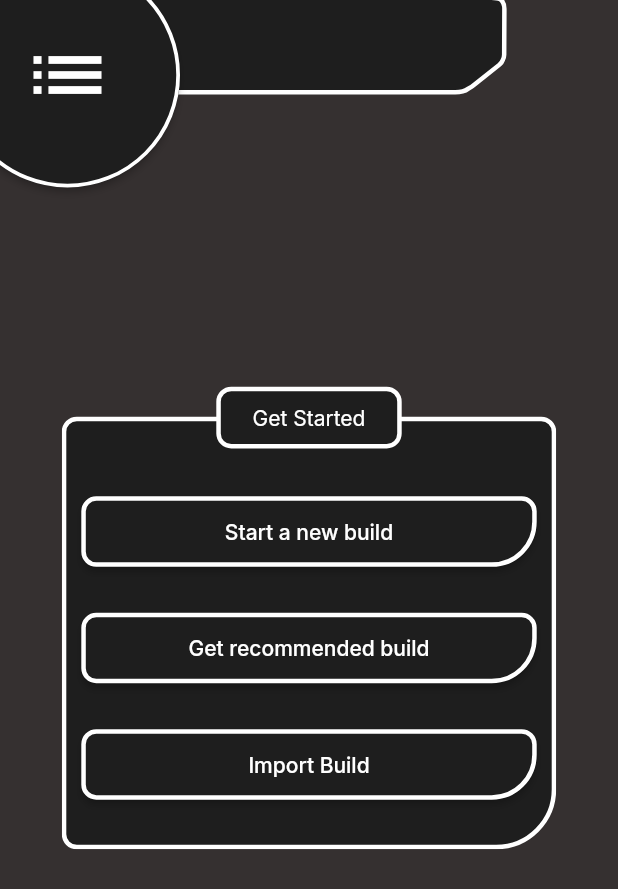
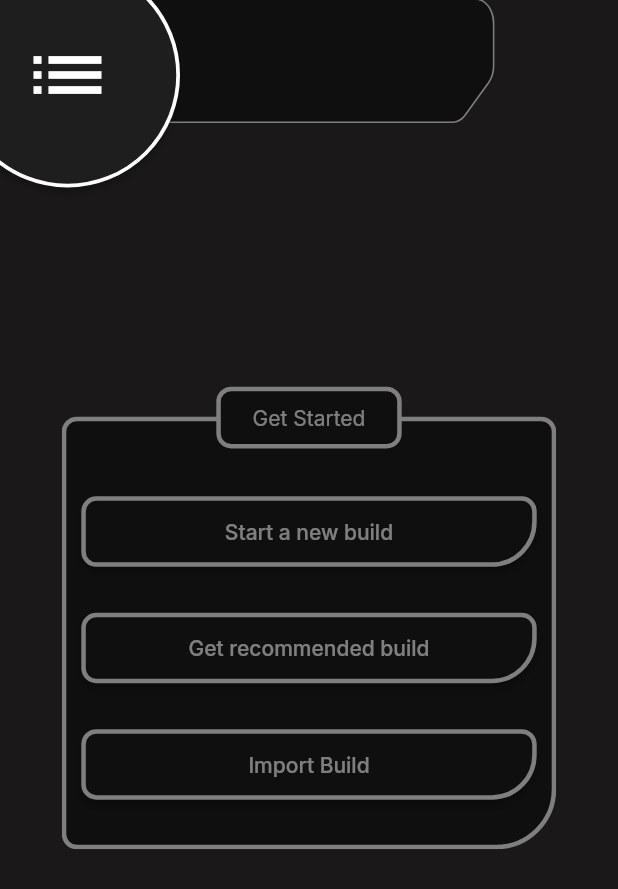
Before and after one commit to DrVilus/project_skripsi_binus, a Flutter app: the screen it shows after launch, after a tap on the "list" icon, on a phone screen of 412 x 824 dp. Shown: the top 889 px of the screen. Run offline on Flutter 3.47's test engine with Material 2 defaults, Android fonts, the light colour scheme and no system bars; our stand-ins replace google_fonts; missing offline and left inert: connectivity_plus_web, touchable.

Commit message:
Complete refactor on CustomAppBar, added touchable

```diff
--- a/flutter_app/lib/Pages/GetStarted.dart
+++ b/flutter_app/lib/Pages/GetStarted.dart
@@ -1,5 +1,5 @@
 import 'package:flutter/material.dart';
-import 'package:project_skripsi/Pages/BuildSchemaPage.dart';
+import 'package:project_skripsi/Pages/BuildSchema/BuildSchemaPage.dart';
 import 'package:project_skripsi/UI/CorneredButton.dart';
 import 'package:project_skripsi/UI/Palette.dart';
 import 'package:project_skripsi/UI/TitledContainer.dart';
@@ -18,14 +18,11 @@ class _GetStartedPageState extends State<GetStartedPage> {
   Widget build(BuildContext context) {
     return
       Scaffold(
-          body: Stack(
-            children: [
-              SafeArea(
-                child: CustomAppbar(
+          body: SafeArea(
+            child: CustomAppbar (
               title: "",
               sideBarOpacity: 0,
-                ),
-              ),
+              children: [
                 Row(
                   mainAxisAlignment: MainAxisAlignment.center,
                   crossAxisAlignment: CrossAxisAlignment.center,
@@ -95,7 +92,9 @@ class _GetStartedPageState extends State<GetStartedPage> {
                     )
                   ],
                 ),
+
               ],
+            )
           ) // This trailing comma makes auto-formatting nicer for build methods.
       );
 
--- a/flutter_app/lib/UI/CustomAppbar.dart
+++ b/flutter_app/lib/UI/CustomAppbar.dart
@@ -1,19 +1,29 @@
 import 'package:flutter/cupertino.dart';
 import 'package:flutter/material.dart';
+import 'package:project_skripsi/Pages/BuildSchema/ChoosePartsPage.dart';
+import 'package:touchable/touchable.dart';
 
 import 'Palette.dart';
 
 class CustomAppbar extends StatefulWidget {
-  const CustomAppbar({Key? key, this.title, this.sideBarOpacity = 1.0}) : super(key: key);
+  const CustomAppbar({Key? key, this.title, this.sideBarOpacity = 1.0, required this.children}) : super(key: key);
 
   final String? title;
   final double sideBarOpacity;
+  final List<Widget> children;
 
   @override
   State<CustomAppbar> createState() => _CustomAppbarState();
 }
 
 class _CustomAppbarState extends State<CustomAppbar> {
+  bool _isMenuButtonPressed = false;
+  void _toggleMenu() {
+    setState(() {
+      _isMenuButtonPressed = !_isMenuButtonPressed;
+    });
+  }
+
   @override
   Widget build(BuildContext context) {
     return Stack(
@@ -21,17 +31,17 @@ class _CustomAppbarState extends State<CustomAppbar> {
         Positioned(
             top: 0,
             left: 0,
-            child: SizedBox(
-              width: MediaQuery.of(context).size.width,
-              height: 80,
-              child: Stack(
-                children: [
-                  CustomPaint(
-                    size: Size(MediaQuery.of(context).size.width,(MediaQuery.of(context).size.width*0.25).toDouble()), //You can Replace [WIDTH] with your desired width for Custom Paint and height will be calculated automatically
+            child: CustomPaint(
+              size: Size(MediaQuery.of(context).size.width,(MediaQuery.of(context).size.width*0.1806853582554517).toDouble()), //You can Replace [WIDTH] with your desired width for Custom Paint and height will be calculated automatically
               painter: CustomClipperAppbar(),
               child: SizedBox(
-                      width: MediaQuery.of(context).size.width,
-                      height: MediaQuery.of(context).size.width*0.25,
+                width: MediaQuery.of(context).size.width*0.8,
+                height: MediaQuery.of(context).size.height*0.1,
+                child: Padding(
+                  padding:  EdgeInsets.only(
+                    top: 16,
+                    left: MediaQuery.of(context).size.width*0.2
+                  ),
                   child: Wrap(
                     alignment: WrapAlignment.center,
                     children: [
@@ -44,20 +54,41 @@ class _CustomAppbarState extends State<CustomAppbar> {
                       ),
                     ],
                   ),
+                )
               ),
             ),
-                ],
+        ),
+        Positioned(
+            top: 0,
+            left: 0,
+          child: Opacity(
+            opacity: widget.sideBarOpacity,
+            child: CanvasTouchDetector(
+              builder: (context) => CustomPaint(
+                size: Size(50,(50*9.279069767441861).toDouble()), //You can Replace [WIDTH] with your desired width for Custom Paint and height will be calculated automatically
+                painter: CustomPainterSidebar(context),
               ),
             )
+          )
         ),
-        Positioned(
-          child: Opacity(
-            opacity: widget.sideBarOpacity,
-            child: CustomPaint(
-              size: Size(MediaQuery.of(context).size.width,(MediaQuery.of(context).size.width*1.22).toDouble()), //You can Replace [WIDTH] with your desired width for Custom Paint and height will be calculated automatically
-              painter: CustomPainterSidebar(),
+        // Positioned(
+        //   top: MediaQuery.of(context).size.height/2,
+        //   child: Container(
+        //     child: IconButton(
+        //       icon: const Icon(Icons.arrow_forward_ios, color: Colors.white,size: 40,),
+        //       onPressed: () {
+        //         print("object");
+        //       },
+        //       tooltip: "bruh",
+        //     ),
+        //   )
+        // ),
+        ...widget.children,
+        Visibility(
+          visible: _isMenuButtonPressed,
+          child: Container(
+            color: const Color(0xFF000000).withOpacity(0.5),
           ),
-          )
         ),
         Positioned(
           top: -25,
@@ -69,7 +100,9 @@ class _CustomAppbarState extends State<CustomAppbar> {
               size: 60,
               semanticLabel: 'Text to announce in accessibility modes',
             ),
-            onPressed: () {},
+            onPressed: () {
+              _toggleMenu();
+            },
             style: ElevatedButton.styleFrom(
                 fixedSize: const Size(150, 150),
                 shape: const CircleBorder(),
@@ -79,6 +112,8 @@ class _CustomAppbarState extends State<CustomAppbar> {
             ),
           ),
         ),
+
+
 
       ],
     );
@@ -90,55 +125,28 @@ class CustomClipperAppbar extends CustomPainter{
   @override
   void paint(Canvas canvas, Size size) {
 
+    Path path_0 = Path();
+    path_0.moveTo(size.width*0.2710280,size.height*0.9827586);
+    path_0.lineTo(size.width*0.9154455,size.height*0.9827586);
+    path_0.cubicTo(size.width*0.9245327,size.height*0.9827586,size.width*0.9332492,size.height*0.9627776,size.width*0.9396760,size.height*0.9272103);
+    path_0.lineTo(size.width*0.9868474,size.height*0.6661379);
+    path_0.cubicTo(size.width*0.9932741,size.height*0.6305707,size.width*0.9968847,size.height*0.5823310,size.width*0.9968847,size.height*0.5320328);
+    path_0.lineTo(size.width*0.9968847,size.height*0.1896552);
+    path_0.cubicTo(size.width*0.9968847,size.height*0.08491155,size.width*0.9815421,0,size.width*0.9626168,0);
+    path_0.lineTo(size.width*0.03738318,0);
+    path_0.cubicTo(size.width*0.01845754,0,size.width*0.003115265,size.height*0.08491155,size.width*0.003115265,size.height*0.1896552);
+    path_0.lineTo(size.width*0.003115265,size.height*0.7931034);
+    path_0.cubicTo(size.width*0.003115265,size.height*0.8978466,size.width*0.01845754,size.height*0.9827586,size.width*0.03738318,size.height*0.9827586);
+    path_0.lineTo(size.width*0.2710280,size.height*0.9827586);
+    path_0.close();
 
+    Paint paint_0_stroke = Paint()..style=PaintingStyle.stroke..strokeWidth=size.width*0.006230530;
+    paint_0_stroke.color=Colors.white.withOpacity(1.0);
+    canvas.drawPath(path_0,paint_0_stroke);
 
-    Paint paint0 = Paint()
-      ..color = const Color.fromARGB(255, 255, 255, 255)
-      ..style = PaintingStyle.stroke
-      ..strokeWidth = 6;
-
-
-    Path path0 = Path();
-    path0.moveTo(0,0);
-    path0.lineTo(0,size.height*0.7500000);
-    path0.lineTo(size.width*0.7349500,size.height*0.7500000);
-    path0.quadraticBezierTo(size.width*0.7485125,size.height*0.7518000,size.width*0.7550625,size.height*0.7260000);
-    path0.quadraticBezierTo(size.width*0.7624500,size.height*0.7044000,size.width*0.7656000,size.height*0.6890000);
-    path0.lineTo(size.width*0.8054750,size.height*0.5262000);
-    path0.quadraticBezierTo(size.width*0.8090750,size.height*0.5101000,size.width*0.8103750,size.height*0.4909500);
-    path0.quadraticBezierTo(size.width*0.8124125,size.height*0.4754000,size.width*0.8121750,size.height*0.4498000);
-    path0.lineTo(size.width*0.8125000,size.height*0.0800000);
-    path0.quadraticBezierTo(size.width*0.8128000,size.height*0.0314500,size.width*0.8078125,size.height*0.0101000);
-    path0.quadraticBezierTo(size.width*0.8025125,size.height*-0.0021000,size.width*0.7862500,0);
-    path0.quadraticBezierTo(size.width*0.5896875,0,0,0);
-    path0.close();
-
-    canvas.drawPath(path0, paint0);
-
-
-    Paint paint1 = Paint()
-      ..color = Palette.widgetBackground1
-      ..style = PaintingStyle.fill
-      ..strokeWidth = 6;
-
-
-    Path path1 = Path();
-    path1.moveTo(0,0);
-    path1.lineTo(0,size.height*0.7500000);
-    path1.lineTo(size.width*0.7349500,size.height*0.7500000);
-    path1.quadraticBezierTo(size.width*0.7485125,size.height*0.7518000,size.width*0.7550625,size.height*0.7260000);
-    path1.quadraticBezierTo(size.width*0.7624500,size.height*0.7044000,size.width*0.7656000,size.height*0.6890000);
-    path1.lineTo(size.width*0.8054750,size.height*0.5262000);
-    path1.quadraticBezierTo(size.width*0.8090750,size.height*0.5101000,size.width*0.8103750,size.height*0.4909500);
-    path1.quadraticBezierTo(size.width*0.8124125,size.height*0.4754000,size.width*0.8121750,size.height*0.4498000);
-    path1.lineTo(size.width*0.8125000,size.height*0.0800000);
-    path1.quadraticBezierTo(size.width*0.8128000,size.height*0.0314500,size.width*0.8078125,size.height*0.0101000);
-    path1.quadraticBezierTo(size.width*0.8025125,size.height*-0.0021000,size.width*0.7862500,0);
-    path1.quadraticBezierTo(size.width*0.5896875,0,0,0);
-    path1.close();
-
-    canvas.drawPath(path1, paint1);
-
+    Paint paint_0_fill = Paint()..style=PaintingStyle.fill;
+    paint_0_fill.color = Palette.widgetBackground1.withOpacity(1.0);
+    canvas.drawPath(path_0,paint_0_fill);
 
   }
 
@@ -148,56 +156,58 @@ class CustomClipperAppbar extends CustomPainter{
   }
 
 }
+
 class CustomPainterSidebar extends CustomPainter{
+
+  final BuildContext context ;
+  CustomPainterSidebar(this.context); // context from CanvasTouchDetector
 
   @override
   void paint(Canvas canvas, Size size) {
+    var myCanvas = TouchyCanvas(context,canvas);
 
+    Path path_0 = Path();
+    path_0.moveTo(size.width*0.9297721,size.height*0.1302206);
+    path_0.lineTo(size.width*0.4879116,size.height*0.06290526);
+    path_0.cubicTo(size.width*0.3438442,size.height*0.04095714,size.width*0.02325581,size.height*0.05194211,size.width*0.02325581,size.height*0.07882657);
+    path_0.lineTo(size.width*0.02325581,size.height*0.9233484);
+    path_0.cubicTo(size.width*0.02325581,size.height*0.9500025,size.width*0.3393512,size.height*0.9611429,size.width*0.4854674,size.height*0.9396366);
+    path_0.lineTo(size.width*0.9273279,size.height*0.8746040);
+    path_0.cubicTo(size.width*0.9594372,size.height*0.8698772,size.width*0.9767442,size.height*0.8641729,size.width*0.9767442,size.height*0.8583158);
+    path_0.lineTo(size.width*0.9767442,size.height*0.1461419);
+    path_0.cubicTo(size.width*0.9767442,size.height*0.1404388,size.width*0.9603326,size.height*0.1348762,size.width*0.9297721,size.height*0.1302206);
+    path_0.close();
 
+    Paint paint_0_stroke = Paint()..style=PaintingStyle.stroke..strokeWidth=size.width*0.04651163;
+    paint_0_stroke.color=Colors.white.withOpacity(1.0);
+    myCanvas.drawPath(path_0,paint_0_stroke);
 
-    Paint paint0 = Paint()
-      ..color = Colors.white
-      ..style = PaintingStyle.stroke
-      ..strokeWidth = 6;
+    Paint paint_0_fill = Paint()..style=PaintingStyle.fill;
+    paint_0_fill.color = Palette.widgetBackground1.withOpacity(1.0);
+    myCanvas.drawPath(path_0,paint_0_fill);
 
+    myCanvas.drawPath(path_0, paint_0_fill, onTapDown: (tapDetail) {
+      Navigator.push(
+        context,
+        PageRouteBuilder(
+          pageBuilder: (context, animation1, animation2) => const ChoosePartsWidget(),
+          transitionDuration: Duration.zero,
+        ),
+      );
+    });
 
-    Path path0 = Path();
-    path0.moveTo(0,0);
-    path0.lineTo(0,size.height*0.8032787);
-    path0.quadraticBezierTo(size.width*-0.0015667,size.height*0.8243955,size.width*0.0091833,size.height*0.8284631);
-    path0.cubicTo(size.width*0.0195167,size.height*0.8332787,size.width*0.0350500,size.height*0.8327459,size.width*0.0457833,size.height*0.8282684);
-    path0.quadraticBezierTo(size.width*0.0545333,size.height*0.8247746,size.width*0.0766667,size.height*0.8094262);
-    path0.lineTo(size.width*0.1073000,size.height*0.7891393);
-    path0.quadraticBezierTo(size.width*0.1335333,size.height*0.7716496,size.width*0.1335500,size.height*0.7657787);
-    path0.quadraticBezierTo(size.width*0.1334833,size.height*0.7427561,size.width*0.1333333,size.height*0.7167623);
-    path0.lineTo(size.width*0.1333333,0);
-    path0.lineTo(0,0);
-    path0.close();
+    Path path_1 = Path();
+    path_1.moveTo(size.width*0.3488372,size.height*0.8095238);
+    path_1.lineTo(size.width*0.6511628,size.height*0.8408521);
+    path_1.lineTo(size.width*0.3488372,size.height*0.8721805);
 
-    canvas.drawPath(path0, paint0);
+    Paint paint_1_stroke = Paint()..style=PaintingStyle.stroke..strokeWidth=size.width*0.04651163;
+    paint_1_stroke.color=Colors.white.withOpacity(1.0);
+    canvas.drawPath(path_1,paint_1_stroke);
 
-
-    Paint paint1 = Paint()
-      ..color = Palette.widgetBackground1
-      ..style = PaintingStyle.fill
-      ..strokeWidth = 6;
-
-
-    Path path1 = Path();
-    path1.moveTo(0,0);
-    path1.lineTo(0,size.height*0.8032787);
-    path1.quadraticBezierTo(size.width*-0.0015667,size.height*0.8243955,size.width*0.0091833,size.height*0.8284631);
-    path1.cubicTo(size.width*0.0195167,size.height*0.8332787,size.width*0.0350500,size.height*0.8327459,size.width*0.0457833,size.height*0.8282684);
-    path1.quadraticBezierTo(size.width*0.0545333,size.height*0.8247746,size.width*0.0766667,size.height*0.8094262);
-    path1.lineTo(size.width*0.1189000,size.height*0.7806557);
-    path1.quadraticBezierTo(size.width*0.1341500,size.height*0.7708709,size.width*0.1333333,size.height*0.7630943);
-    path1.quadraticBezierTo(size.width*0.1333333,size.height*0.7540471,size.width*0.1333333,size.height*0.7479508);
-    path1.lineTo(size.width*0.1333333,0);
-    path1.lineTo(0,0);
-    path1.close();
-
-    canvas.drawPath(path1, paint1);
-
+    Paint paint_1_fill = Paint()..style=PaintingStyle.fill;
+    paint_1_fill.color = Color(0xff000000).withOpacity(1.0);
+    canvas.drawPath(path_1,paint_1_fill);
 
   }
 
--- a/flutter_app/pubspec.yaml
+++ b/flutter_app/pubspec.yaml
@@ -37,6 +37,7 @@ dependencies:
   http: ^0.13.4
   graphql_flutter: ^5.0.0
   google_fonts: ^2.3.1
+  touchable: ^1.0.0
 
 dev_dependencies:
   flutter_test:
```
Also changed, not shown: flutter_app/lib/Pages/BuildSchema/BuildSchemaPage.dart (renamed from flutter_app/lib/Pages/BuildSchemaPage.dart, +10 -11 lines), flutter_app/lib/Pages/BuildSchema/ChoosePartsPage.dart (added, +141 -0 lines), 1 other file. Lines whose indentation alone changed are shown as unchanged.
